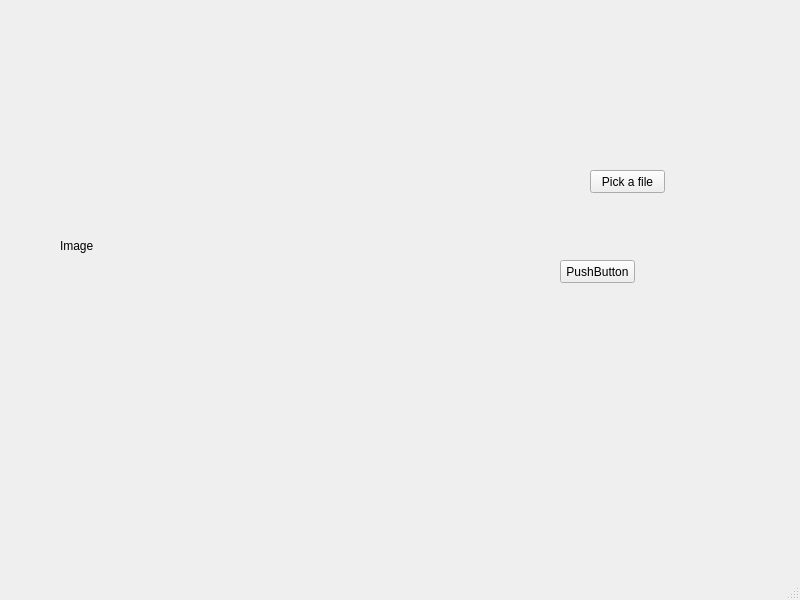
This is mainwindow.ui in Tanya199901/diploma as Qt 5 draws it before an edit. The edited form follows.
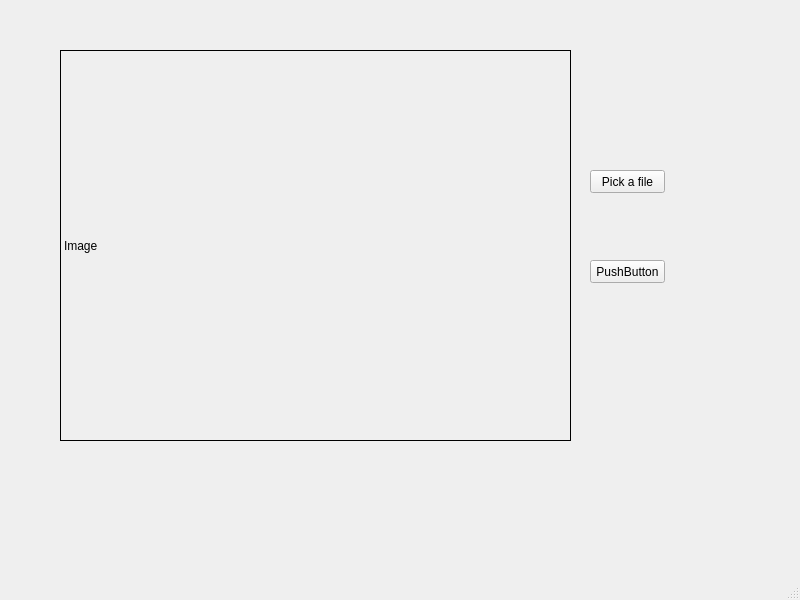
This is the edited form. Custom widgets are drawn as their Qt base class.

Commit message: Convert selection coords

The edit to the form file:
```diff
--- a/mainwindow.ui
+++ b/mainwindow.ui
@@ -36,6 +36,9 @@
       <height>391</height>
      </rect>
     </property>
+    <property name="frameShape">
+     <enum>QFrame::Box</enum>
+    </property>
     <property name="text">
      <string>Image</string>
     </property>
@@ -43,7 +46,7 @@
    <widget class="QPushButton" name="pushButton">
     <property name="geometry">
      <rect>
-      <x>560</x>
+      <x>590</x>
       <y>260</y>
       <width>75</width>
       <height>23</height>
```
The commit also changes 2 other files.
